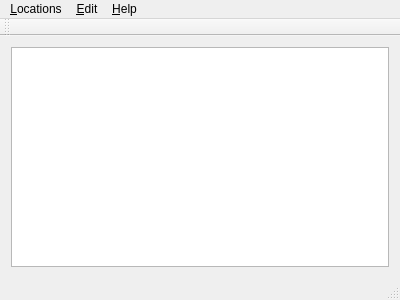
The window that util/locations-editor/LocationListEditor.ui (Stellarium/stellarium) describes before a commit, drawn with Qt 5.
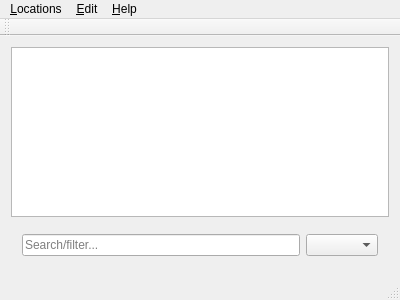
The same window after the commit.

Commit message: Location List Editor 0.3.2: added sorting and filtering

Patch:
```diff
--- a/util/locations-editor/LocationListEditor.ui
+++ b/util/locations-editor/LocationListEditor.ui
@@ -14,7 +14,30 @@
   <widget class="QWidget" name="centralWidget">
    <layout class="QVBoxLayout" name="verticalLayout">
     <item>
-     <widget class="QTableView" name="tableView"/>
+     <widget class="QTableView" name="tableView">
+      <property name="selectionBehavior">
+       <enum>QAbstractItemView::SelectRows</enum>
+      </property>
+      <property name="sortingEnabled">
+       <bool>true</bool>
+      </property>
+     </widget>
+    </item>
+    <item>
+     <widget class="QFrame" name="frameFilter">
+      <layout class="QHBoxLayout" name="horizontalLayout">
+       <item>
+        <widget class="QLineEdit" name="lineEditFilter">
+         <property name="placeholderText">
+          <string>Search/filter...</string>
+         </property>
+        </widget>
+       </item>
+       <item>
+        <widget class="QComboBox" name="comboBoxFilteredColumn"/>
+       </item>
+      </layout>
+     </widget>
     </item>
    </layout>
   </widget>
```
Left out of the diff: 40 changed lines with no effect on the pictures. The commit also changes 4 other files.
